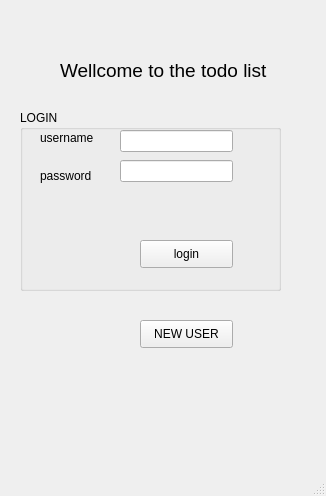
Before: the Qt Designer form mainwindow.ui in kuku20/qttodolist, drawn with Qt 5.
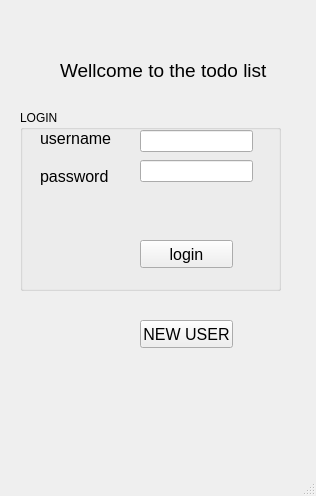
After: the same form once the commit is applied.

The edit to the form file:
```diff
--- a/mainwindow.ui
+++ b/mainwindow.ui
@@ -6,7 +6,7 @@
    <rect>
     <x>0</x>
     <y>0</y>
-    <width>326</width>
+    <width>316</width>
     <height>496</height>
    </rect>
   </property>
@@ -41,6 +41,11 @@
       <height>28</height>
      </rect>
     </property>
+    <property name="font">
+     <font>
+      <pointsize>12</pointsize>
+     </font>
+    </property>
     <property name="text">
      <string>NEW USER</string>
     </property>
@@ -62,10 +67,15 @@
       <rect>
        <x>20</x>
        <y>20</y>
-       <width>55</width>
+       <width>81</width>
        <height>16</height>
       </rect>
      </property>
+     <property name="font">
+      <font>
+       <pointsize>12</pointsize>
+      </font>
+     </property>
      <property name="text">
       <string>username</string>
      </property>
@@ -75,10 +85,15 @@
       <rect>
        <x>20</x>
        <y>56</y>
-       <width>55</width>
+       <width>71</width>
        <height>20</height>
       </rect>
      </property>
+     <property name="font">
+      <font>
+       <pointsize>12</pointsize>
+      </font>
+     </property>
      <property name="text">
       <string>password</string>
      </property>
@@ -92,6 +107,11 @@
        <height>28</height>
       </rect>
      </property>
+     <property name="font">
+      <font>
+       <pointsize>12</pointsize>
+      </font>
+     </property>
      <property name="text">
       <string>login</string>
      </property>
@@ -99,7 +119,7 @@
     <widget class="QLineEdit" name="lineEdit_userInput">
      <property name="geometry">
       <rect>
-       <x>100</x>
+       <x>120</x>
        <y>20</y>
        <width>113</width>
        <height>22</height>
@@ -109,7 +129,7 @@
     <widget class="QLineEdit" name="lineEdit_passInput">
      <property name="geometry">
       <rect>
-       <x>100</x>
+       <x>120</x>
        <y>50</y>
        <width>113</width>
        <height>22</height>
```
Left out of the diff: 10 changed lines with no effect on the pictures.
